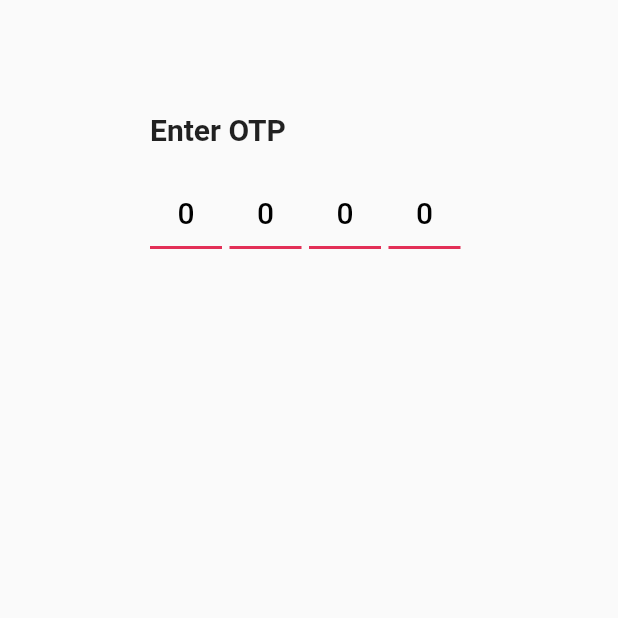
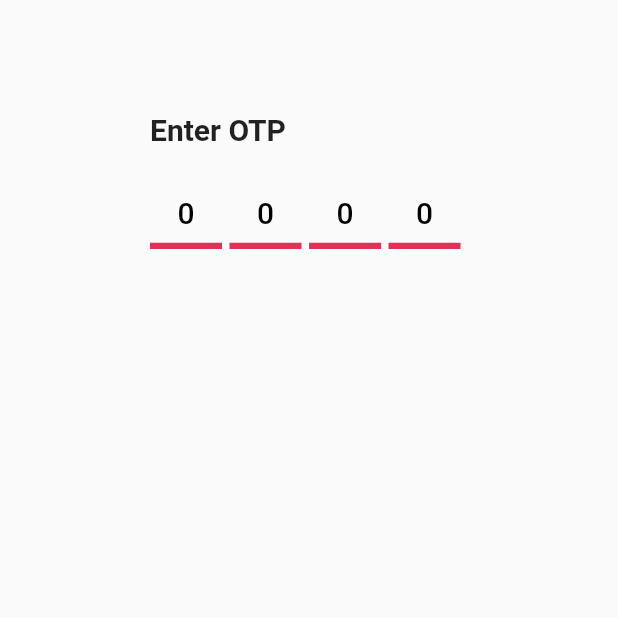
Before and after one commit to anandu9805/millions_frontend, a Flutter app: the OTPPageWidget screen opened directly, on a phone screen of 412 x 824 dp, the top half of it. Run offline on Flutter 3.47's test engine with Material 2 defaults, Android fonts, the phone set to English and light mode, and no system bars; our stand-ins replace google_fonts, video_player; network calls fail; Roboto replaces fonts that are missing (Ubuntu).

Commit message:
added-MediaQuery-for-width-and-height

```diff
--- a/lib/screens/createPost.dart
+++ b/lib/screens/createPost.dart
@@ -49,8 +49,8 @@ class _CreatePageState extends State<CreatePage> {
                   ),
                 ),
                 Container(
-                  width: 35,
-                  height: 35,
+                  width: MediaQuery.of(context).size.width * 0.1,
+                  height: MediaQuery.of(context).size.width * 0.1,
                   clipBehavior: Clip.antiAlias,
                   decoration: BoxDecoration(
                     shape: BoxShape.circle,
--- a/lib/screens/otpPage.dart
+++ b/lib/screens/otpPage.dart
@@ -71,7 +71,7 @@ class _OTPPageWidgetState extends State<OTPPageWidget> {
                         enabledBorder: UnderlineInputBorder(
                           borderSide: BorderSide(
                             color: primary,
-                            width: 2,
+                            width : MediaQuery.of(context).size.width * 0.01,
                           ),
                           borderRadius: const BorderRadius.only(
                             topLeft: Radius.circular(4.0),
@@ -80,7 +80,7 @@ class _OTPPageWidgetState extends State<OTPPageWidget> {
                         ),
                         focusedBorder: UnderlineInputBorder(
                           borderSide:
-                              BorderSide(color: primary, width: 2),
+                              BorderSide(color: primary, width : MediaQuery.of(context).size.width * 0.01),
                           borderRadius: const BorderRadius.only(
                             topLeft: Radius.circular(4.0),
                             topRight: Radius.circular(4.0),
@@ -114,7 +114,7 @@ class _OTPPageWidgetState extends State<OTPPageWidget> {
                         enabledBorder: UnderlineInputBorder(
                           borderSide: BorderSide(
                             color: primary,
-                            width: 2,
+                            width: MediaQuery.of(context).size.width * 0.01,
                           ),
                           borderRadius: const BorderRadius.only(
                             topLeft: Radius.circular(4.0),
@@ -123,7 +123,7 @@ class _OTPPageWidgetState extends State<OTPPageWidget> {
                         ),
                         focusedBorder: UnderlineInputBorder(
                           borderSide:
-                              BorderSide(color: primary, width: 2),
+                              BorderSide(color: primary, width: MediaQuery.of(context).size.width * 0.01),
                           borderRadius: const BorderRadius.only(
                             topLeft: Radius.circular(4.0),
                             topRight: Radius.circular(4.0),
@@ -157,7 +157,7 @@ class _OTPPageWidgetState extends State<OTPPageWidget> {
                         enabledBorder: UnderlineInputBorder(
                           borderSide: BorderSide(
                             color: primary,
-                            width: 2,
+                            width : MediaQuery.of(context).size.width * 0.01,
                           ),
                           borderRadius: const BorderRadius.only(
                             topLeft: Radius.circular(4.0),
@@ -166,7 +166,7 @@ class _OTPPageWidgetState extends State<OTPPageWidget> {
                         ),
                         focusedBorder: UnderlineInputBorder(
                           borderSide:
-                              BorderSide(color: primary, width: 2),
+                              BorderSide(color: primary, width : MediaQuery.of(context).size.width * 0.01),
                           borderRadius: const BorderRadius.only(
                             topLeft: Radius.circular(4.0),
                             topRight: Radius.circular(4.0),
@@ -200,7 +200,7 @@ class _OTPPageWidgetState extends State<OTPPageWidget> {
                           enabledBorder: UnderlineInputBorder(
                             borderSide: BorderSide(
                               color: primary,
-                              width: 2,
+                              width : MediaQuery.of(context).size.width * 0.01,
                             ),
                             borderRadius: const BorderRadius.only(
                               topLeft: Radius.circular(4.0),
@@ -209,7 +209,7 @@ class _OTPPageWidgetState extends State<OTPPageWidget> {
                           ),
                           focusedBorder: UnderlineInputBorder(
                             borderSide:
-                                BorderSide(color: primary, width: 2),
+                                BorderSide(color: primary, width : MediaQuery.of(context).size.width * 0.01),
                             borderRadius: const BorderRadius.only(
                               topLeft: Radius.circular(4.0),
                               topRight: Radius.circular(4.0),
--- a/lib/screens/verification.dart
+++ b/lib/screens/verification.dart
@@ -89,9 +89,7 @@ class _PaymentVerifcationPageState extends State<PaymentVerifcationPage> {
                       ),
                     ),
                   ),
-                  style: TextStyle(
-                    fontFamily: 'Ununtu',
-                  ),
+                  style: GoogleFonts.ubuntu(),
                 ),
               ),
               Padding(
```
Also changed, not shown: lib/screens/page8.dart (+6 -90 lines), lib/screens/uploadpage.dart (+5 -5 lines).
